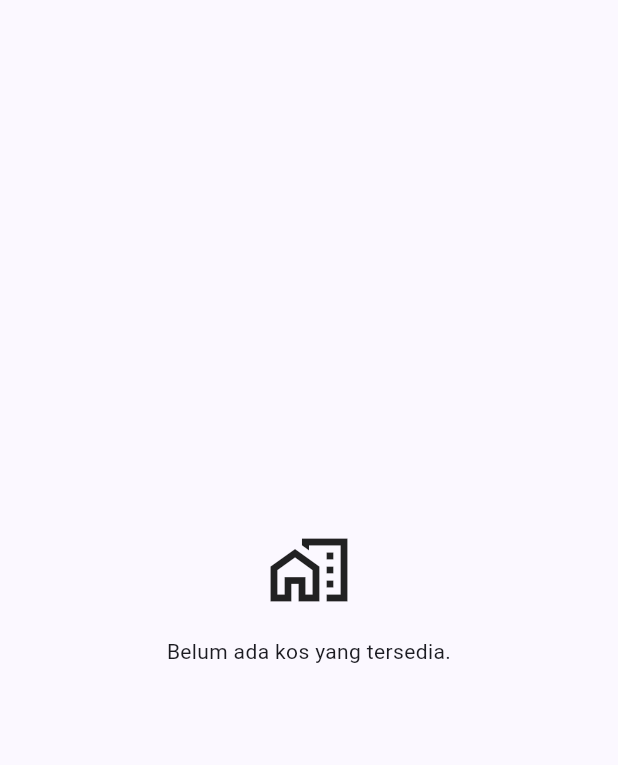
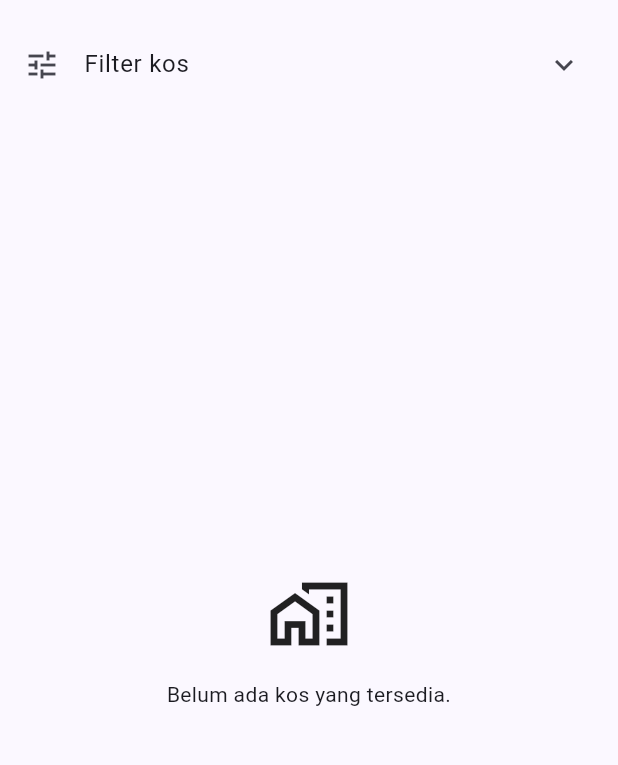
Before and after one commit to desyptry/KOSFINDER-VC, a Flutter app: the screen it shows after launch, on a phone screen of 412 x 824 dp, the part 63-828 px from its top. Run offline on Flutter 3.47's test engine with Material 3 defaults, Android fonts, the phone set to English and light mode, and no system bars; our stand-ins replace supabase_flutter; accounts and stored records are empty; statements that could not run were skipped.

Commit message:
T05: implement kos filter controls

```diff
--- /dev/null
+++ b/lib/features/kos/presentation/kos_filter_panel.dart
@@ -0,0 +1,154 @@
+import 'package:flutter/material.dart';
+import 'package:provider/provider.dart';
+
+import '../providers/kos_filter_provider.dart';
+
+class KosFilterPanel extends StatefulWidget {
+  const KosFilterPanel({super.key});
+
+  static const facilityOptions = ['AC', 'WiFi', 'Kamar Mandi Dalam'];
+
+  @override
+  State<KosFilterPanel> createState() => _KosFilterPanelState();
+}
+
+class _KosFilterPanelState extends State<KosFilterPanel> {
+  final _areaController = TextEditingController();
+  final _minPriceController = TextEditingController();
+  final _maxPriceController = TextEditingController();
+  final _selectedFacilities = <String>{};
+
+  @override
+  void dispose() {
+    _areaController.dispose();
+    _minPriceController.dispose();
+    _maxPriceController.dispose();
+    super.dispose();
+  }
+
+  @override
+  Widget build(BuildContext context) {
+    final provider = context.read<KosFilterProvider>();
+
+    return ExpansionTile(
+      key: const Key('filter-panel'),
+      initiallyExpanded: false,
+      leading: const Icon(Icons.tune),
+      title: const Text('Filter kos'),
+      childrenPadding: const EdgeInsets.fromLTRB(16, 0, 16, 16),
+      children: [
+        TextField(
+          key: const Key('area-filter'),
+          controller: _areaController,
+          textInputAction: TextInputAction.next,
+          decoration: const InputDecoration(
+            labelText: 'Wilayah',
+            hintText: 'Contoh: Singaraja',
+            border: OutlineInputBorder(),
+          ),
+        ),
+        const SizedBox(height: 12),
+        Row(
+          children: [
+            Expanded(
+              child: TextField(
+                key: const Key('min-price-filter'),
+                controller: _minPriceController,
+                keyboardType: TextInputType.number,
+                decoration: const InputDecoration(
+                  labelText: 'Harga minimum',
+                  border: OutlineInputBorder(),
+                ),
+              ),
+            ),
+            const SizedBox(width: 12),
+            Expanded(
+              child: TextField(
+                key: const Key('max-price-filter'),
+                controller: _maxPriceController,
+                keyboardType: TextInputType.number,
+                decoration: const InputDecoration(
+                  labelText: 'Harga maksimum',
+                  border: OutlineInputBorder(),
+                ),
+              ),
+            ),
+          ],
+        ),
+        const SizedBox(height: 12),
+        Align(
+          alignment: Alignment.centerLeft,
+          child: Wrap(
+            spacing: 8,
+            runSpacing: 4,
+            children: KosFilterPanel.facilityOptions.map((facility) {
+              final selected = _selectedFacilities.contains(facility);
+              return FilterChip(
+                key: Key('facility-$facility'),
+                label: Text(facility),
+                selected: selected,
+                onSelected: (value) {
+                  setState(() {
+                    if (value) {
+                      _selectedFacilities.add(facility);
+                    } else {
+                      _selectedFacilities.remove(facility);
+                    }
+                  });
+                },
+              );
+            }).toList(),
+          ),
+        ),
+        const SizedBox(height: 12),
+        Row(
+          children: [
+            Expanded(
+              child: FilledButton(
+                key: const Key('apply-filter'),
+                onPressed: () => _apply(provider),
+                child: const Text('Terapkan filter'),
+              ),
+            ),
+            const SizedBox(width: 12),
+            Expanded(
+              child: OutlinedButton(
+                key: const Key('reset-filter'),
+                onPressed: () => _reset(provider),
+                child: const Text('Reset'),
+              ),
+            ),
+          ],
+        ),
+      ],
+    );
+  }
+
+  void _apply(KosFilterProvider provider) {
+    provider.setArea(_areaController.text);
+    provider.setPriceRange(
+      _parsePrice(_minPriceController.text),
+      _parsePrice(_maxPriceController.text),
+    );
+    provider.setFacilities(_selectedFacilities.toList(growable: false));
+    provider.apply();
+  }
+
+  void _reset(KosFilterProvider provider) {
+    setState(() {
+      _areaController.clear();
+      _minPriceController.clear();
+      _maxPriceController.clear();
+      _selectedFacilities.clear();
+    });
+    provider.clear();
+  }
+}
+
+int? _parsePrice(String value) {
+  final trimmed = value.trim();
+  if (trimmed.isEmpty) {
+    return null;
+  }
+  return int.tryParse(trimmed.replaceAll('.', '').replaceAll(',', ''));
+}
--- a/lib/features/kos/presentation/kos_list_provider.dart
+++ /dev/null
@@ -1,34 +0,0 @@
-import 'dart:async';
-
-import 'package:flutter/foundation.dart';
-
-import '../data/kos_load_result.dart';
-import '../data/kos_repository.dart';
-import '../models/kos.dart';
-
-class KosListProvider extends ChangeNotifier {
-  KosListProvider(this._repository) {
-    load();
-  }
-
-  final KosRepository _repository;
-  StreamSubscription<KosLoadResult<List<Kos>>>? _subscription;
-
-  KosLoadResult<List<Kos>> _state = const KosLoadResult<List<Kos>>.loading();
-
-  KosLoadResult<List<Kos>> get state => _state;
-
-  void load() {
-    _subscription?.cancel();
-    _subscription = _repository.fetchList().listen((state) {
-      _state = state;
-      notifyListeners();
-    });
-  }
-
-  @override
-  void dispose() {
-    _subscription?.cancel();
-    super.dispose();
-  }
-}
--- a/lib/features/kos/presentation/kos_list_screen.dart
+++ b/lib/features/kos/presentation/kos_list_screen.dart
@@ -4,8 +4,9 @@ import 'package:provider/provider.dart';
 import '../data/kos_load_result.dart';
 import '../data/kos_repository.dart';
 import '../models/kos.dart';
+import '../providers/kos_filter_provider.dart';
 import 'kos_detail_screen.dart';
-import 'kos_list_provider.dart';
+import 'kos_filter_panel.dart';
 
 class KosListScreen extends StatelessWidget {
   const KosListScreen({super.key});
@@ -29,8 +30,13 @@ class KosListScreen extends StatelessWidget {
       body: repository == null
           ? const _ConfigurationError()
           : ChangeNotifierProvider(
-              create: (_) => KosListProvider(repository),
-              child: const _KosListBody(),
+              create: (_) => KosFilterProvider(repository),
+              child: const Column(
+                children: [
+                  KosFilterPanel(),
+                  Expanded(child: _KosListBody()),
+                ],
+              ),
             ),
     );
   }
@@ -58,7 +64,7 @@ class _KosListBody extends StatelessWidget {
 
   @override
   Widget build(BuildContext context) {
-    return Consumer<KosListProvider>(
+    return Consumer<KosFilterProvider>(
       builder: (context, provider, _) {
         final state = provider.state;
 
```
Also changed, not shown: 1 other file.
